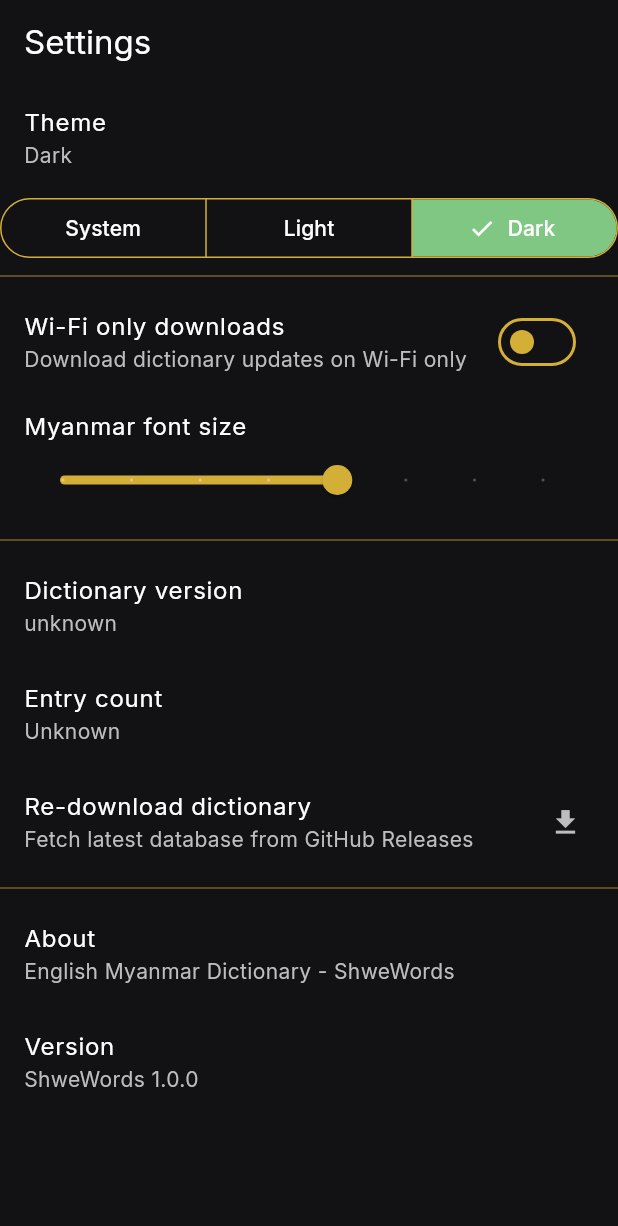
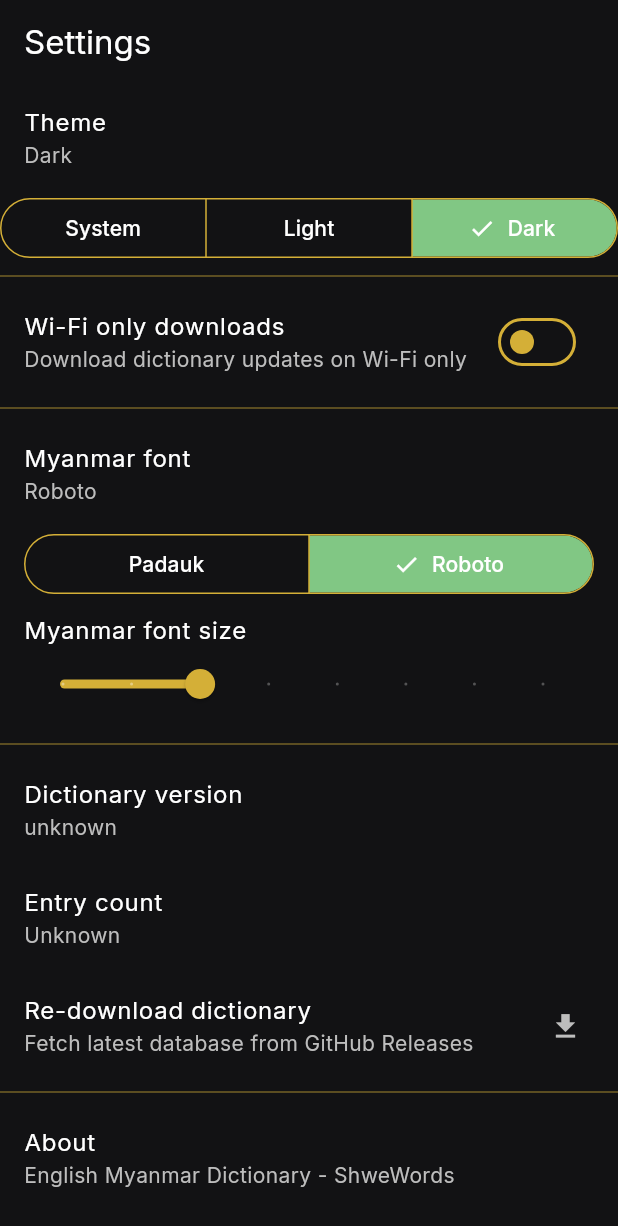
Before and after one commit to mggyi86/shwe-words-dictionary-app, a Flutter app: the SettingsScreen screen opened by its route, on a phone screen of 412 x 824 dp. Shown: the top 1226 px of the screen. Run offline on Flutter 3.47's test engine with Material 3 defaults, Android fonts, the phone set to English and light mode, and no system bars; our stand-ins replace connectivity_plus, dio, drift, flutter_riverpod, flutter_tts, freezed_annotation and 5 more; accounts and stored records are empty; generated files the repository leaves out were written again; network calls fail.

Commit message:
fix details screen

```diff
--- a/lib/core/theme/app_theme.dart
+++ b/lib/core/theme/app_theme.dart
@@ -1,6 +1,7 @@
 import 'package:flutter/material.dart';
 import 'package:google_fonts/google_fonts.dart';
 import 'package:shwewords/core/theme/app_colors.dart';
+import 'package:shwewords/core/theme/myanmar_font_choice.dart';
 
 class AppTheme {
   AppTheme._();
@@ -15,7 +16,10 @@ class AppTheme {
     return GoogleFonts.interTextTheme(base);
   }
 
-  static ThemeData light({double myanmarFontScale = 1.2}) {
+  static ThemeData light({
+    double myanmarFontScale = 1.0,
+    MyanmarFontChoice myanmarFont = MyanmarFontChoice.roboto,
+  }) {
     const brightness = Brightness.light;
     final colorScheme = ColorScheme(
       brightness: brightness,
@@ -80,12 +84,18 @@ class AppTheme {
         shape: RoundedRectangleBorder(borderRadius: BorderRadius.circular(20)),
       ),
       extensions: [
-        MyanmarTypography(myanmarFontScale: myanmarFontScale),
+        MyanmarTypography(
+          myanmarFontScale: myanmarFontScale,
+          myanmarFont: myanmarFont,
+        ),
       ],
     );
   }
 
-  static ThemeData dark({double myanmarFontScale = 1.2}) {
+  static ThemeData dark({
+    double myanmarFontScale = 1.0,
+    MyanmarFontChoice myanmarFont = MyanmarFontChoice.roboto,
+  }) {
     const brightness = Brightness.dark;
     final colorScheme = ColorScheme(
       brightness: brightness,
@@ -150,37 +160,49 @@ class AppTheme {
         shape: RoundedRectangleBorder(borderRadius: BorderRadius.circular(20)),
       ),
       extensions: [
-        MyanmarTypography(myanmarFontScale: myanmarFontScale),
+        MyanmarTypography(
+          myanmarFontScale: myanmarFontScale,
+          myanmarFont: myanmarFont,
+        ),
       ],
     );
   }
 }
 
 class MyanmarTypography extends ThemeExtension<MyanmarTypography> {
-  const MyanmarTypography({this.myanmarFontScale = 1.2});
+  const MyanmarTypography({
+    this.myanmarFontScale = 1.0,
+    this.myanmarFont = MyanmarFontChoice.roboto,
+  });
 
   final double myanmarFontScale;
+  final MyanmarFontChoice myanmarFont;
 
   TextStyle myanmar(BuildContext context, TextStyle base) {
-    return base.copyWith(
-      fontFamily: 'Padauk',
+    final scaled = base.copyWith(
       fontSize: (base.fontSize ?? 16) * myanmarFontScale,
     );
+
+    return switch (myanmarFont) {
+      MyanmarFontChoice.padauk => scaled.copyWith(fontFamily: 'Padauk'),
+      MyanmarFontChoice.roboto => GoogleFonts.roboto(textStyle: scaled),
+    };
   }
 
   @override
-  MyanmarTypography copyWith({double? myanmarFontScale}) {
+  MyanmarTypography copyWith({
+    double? myanmarFontScale,
+    MyanmarFontChoice? myanmarFont,
+  }) {
     return MyanmarTypography(
       myanmarFontScale: myanmarFontScale ?? this.myanmarFontScale,
+      myanmarFont: myanmarFont ?? this.myanmarFont,
     );
   }
 
   @override
   MyanmarTypography lerp(MyanmarTypography? other, double t) {
     if (other == null) return this;
-    return MyanmarTypography(
-      myanmarFontScale:
-          myanmarFontScale + (other.myanmarFontScale - myanmarFontScale) * t,
-    );
+    return t < 0.5 ? this : other;
   }
 }
--- /dev/null
+++ b/lib/core/theme/myanmar_font_choice.dart
@@ -0,0 +1,16 @@
+enum MyanmarFontChoice {
+  padauk,
+  roboto;
+
+  String get label => switch (this) {
+        padauk => 'Padauk',
+        roboto => 'Roboto',
+      };
+
+  String get storageValue => name;
+
+  static MyanmarFontChoice fromStorage(String? value) => switch (value) {
+        'padauk' => MyanmarFontChoice.padauk,
+        _ => MyanmarFontChoice.roboto,
+      };
+}
--- a/lib/domain/entities/download_status.dart
+++ b/lib/domain/entities/download_status.dart
@@ -1,4 +1,5 @@
 import 'package:freezed_annotation/freezed_annotation.dart';
+import 'package:shwewords/core/theme/myanmar_font_choice.dart';
 import 'package:shwewords/domain/entities/dictionary_metadata.dart';
 
 part 'download_status.freezed.dart';
@@ -30,7 +31,8 @@ class DownloadStatus with _$DownloadStatus {
 class AppSettings with _$AppSettings {
   const factory AppSettings({
     @Default(false) bool wifiOnlyDownload,
-    @Default(1.2) double myanmarFontScale,
+    @Default(1.0) double myanmarFontScale,
+    @Default(MyanmarFontChoice.roboto) MyanmarFontChoice myanmarFont,
     @Default('en') String preferredLanguage,
   }) = _AppSettings;
 }
--- a/lib/features/settings/providers/settings_provider.dart
+++ b/lib/features/settings/providers/settings_provider.dart
@@ -1,6 +1,7 @@
 import 'package:flutter/material.dart';
 import 'package:flutter_riverpod/flutter_riverpod.dart';
 import 'package:shwewords/core/providers/repository_providers.dart';
+import 'package:shwewords/core/theme/myanmar_font_choice.dart';
 import 'package:shwewords/domain/entities/download_status.dart';
 
 final themeModeProvider = StateProvider<ThemeMode>((ref) => ThemeMode.dark);
@@ -31,6 +32,11 @@ class SettingsNotifier extends AsyncNotifier<AppSettings> {
     await updateSettings(current.copyWith(myanmarFontScale: value));
   }
 
+  Future<void> setMyanmarFont(MyanmarFontChoice value) async {
+    final current = state.valueOrNull ?? const AppSettings();
+    await updateSettings(current.copyWith(myanmarFont: value));
+  }
+
   Future<void> setThemeMode(ThemeMode mode) async {
     ref.read(themeModeProvider.notifier).state = mode;
   }
--- a/lib/features/settings/settings_screen.dart
+++ b/lib/features/settings/settings_screen.dart
@@ -3,6 +3,7 @@ import 'package:flutter/material.dart';
 import 'package:flutter_riverpod/flutter_riverpod.dart';
 import 'package:shwewords/core/config/app_config.dart';
 import 'package:shwewords/core/providers/repository_providers.dart';
+import 'package:shwewords/core/theme/myanmar_font_choice.dart';
 import 'package:shwewords/features/initialization/providers/initialization_provider.dart';
 import 'package:shwewords/features/settings/providers/settings_provider.dart';
 
@@ -46,6 +47,32 @@ class SettingsScreen extends ConsumerWidget {
                 value: settings.wifiOnlyDownload,
                 onChanged: (v) =>
                     ref.read(settingsProvider.notifier).setWifiOnly(v),
+              ),
+              const Divider(),
+              ListTile(
+                title: const Text('Myanmar font'),
+                subtitle: Text(settings.myanmarFont.label),
+              ),
+              Padding(
+                padding: const EdgeInsets.symmetric(horizontal: 16),
+                child: SegmentedButton<MyanmarFontChoice>(
+                  segments: const [
+                    ButtonSegment(
+                      value: MyanmarFontChoice.padauk,
+                      label: Text('Padauk'),
+                    ),
+                    ButtonSegment(
+                      value: MyanmarFontChoice.roboto,
+                      label: Text('Roboto'),
+                    ),
+                  ],
+                  selected: {settings.myanmarFont},
+                  onSelectionChanged: (set) {
+                    ref
+                        .read(settingsProvider.notifier)
+                        .setMyanmarFont(set.first);
+                  },
+                ),
               ),
               ListTile(
                 title: const Text('Myanmar font size'),
```
Also changed, not shown: lib/app.dart (+11 -3 lines), lib/data/repositories/settings_repository_impl.dart (+6 -1 lines), lib/domain/entities/download_status.freezed.dart.
